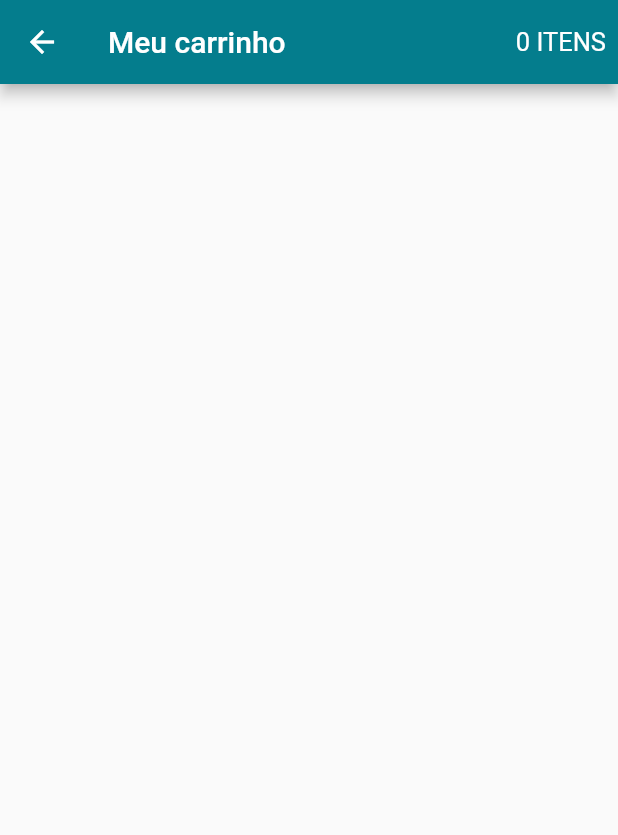
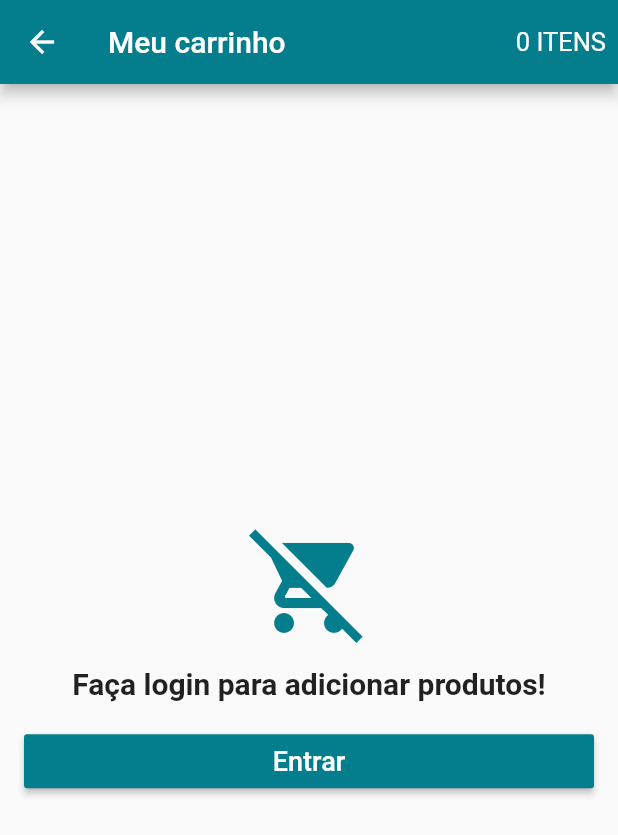
Before and after one commit to jvmineiro/beer_store, a Flutter app: the CartScreen screen opened directly, on a phone screen of 412 x 824 dp. Shown: the top 835 px of the screen. Run offline on Flutter 3.47's test engine with Material 2 defaults, Android fonts, the phone set to English and light mode, and no system bars; our stand-ins replace carousel_pro, cloud_firestore, firebase_auth, transparent_image; accounts and stored records are empty.

Commit message:
finalizando a tela do carrinho

```diff
--- a/lib/models/cart_model.dart
+++ b/lib/models/cart_model.dart
@@ -9,6 +9,8 @@ class CartModel extends Model {
   UserModel user;
 
   List<CartProduct> products = [];
+
+  bool isLoading = false;
 
   CartModel(this.user);
 
--- a/lib/screens/cart_screen.dart
+++ b/lib/screens/cart_screen.dart
@@ -1,5 +1,8 @@
 import 'package:flutter/material.dart';
 import 'package:lojavirtual/models/cart_model.dart';
+import 'package:lojavirtual/models/user_model.dart';
+import 'package:lojavirtual/screens/login_screen.dart';
+import 'package:lojavirtual/tiles/cart_tile.dart';
 import 'package:scoped_model/scoped_model.dart';
 
 class CartScreen extends StatelessWidget {
@@ -13,7 +16,7 @@ class CartScreen extends StatelessWidget {
             padding: EdgeInsets.only(right: 8.0),
             alignment: Alignment.center,
             child: ScopedModelDescendant<CartModel>(
-              builder: (contex, child, model){
+              builder: (context, child, model){
                 int p = model.products.length;
                 return Text(
                   "${p ?? 0} ${p == 1 ? "ITEM" : "ITENS"}",
@@ -24,6 +27,62 @@ class CartScreen extends StatelessWidget {
           )
         ],
       ),
+      body: ScopedModelDescendant<CartModel>(
+        // ignore: missing_return
+        builder: (context, child, model){
+          if(model.isLoading && UserModel.of(context).isLoggedIn()){
+            return Center(
+              child: CircularProgressIndicator(),
+            );
+          } else if(!UserModel.of(context).isLoggedIn()){
+            return Container(
+              padding: EdgeInsets.all(16.0),
+              child: Column(
+                crossAxisAlignment: CrossAxisAlignment.stretch,
+                mainAxisAlignment: MainAxisAlignment.center,
+                children: <Widget>[
+                  Icon(Icons.remove_shopping_cart,
+                    size: 80.0, color: Theme.of(context).primaryColor,),
+                  SizedBox(height: 16.0,),
+                  Text("Faça login para adicionar produtos!",
+                  style: TextStyle(fontSize: 20.0, fontWeight: FontWeight.bold),
+                  textAlign: TextAlign.center,
+                  ),
+                  SizedBox(height: 16.0,),
+                  RaisedButton(
+                    child: Text("Entrar", style: TextStyle(fontSize: 18.0),),
+                    textColor: Colors.white,
+                    color: Theme.of(context).primaryColor,
+                    onPressed: (){
+                      Navigator.of(context).push(
+                        MaterialPageRoute(builder: (context)=>LoginScreen())
+                      );
+                    },
+                  )
+                ],
+              ),
+            );
+          } else if(model.products == null || model.products.length == 0) {
+            return Center(
+              child: Text("Nenhum produto no carrinho!",
+              style: TextStyle(fontSize: 20.0,fontWeight: FontWeight.bold),
+              textAlign: TextAlign.center,),
+            );
+          }else {
+            return ListView(
+              children: <Widget>[
+                Column(
+                  children: model.products.map(
+                      (product){
+                        return CartTile(product);
+                      }
+                  ).toList(),
+                )
+              ],
+            );
+          }
+        }
+      ),
     );
   }
 }
```
Also changed, not shown: lib/tiles/cart_tile.dart (added, +42 -0 lines).
